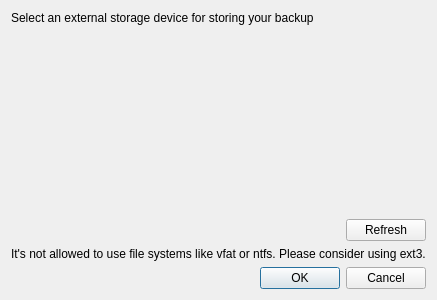
Before: the Qt Designer form src/app/changediskdialog.ui in flavio/kaveau, drawn with Qt 5.
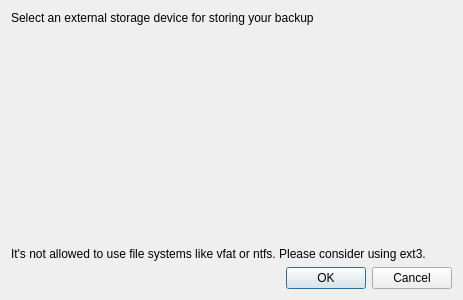
After: the same form once the commit is applied.

Commit message: Button refresh is no longer needed

```diff
--- a/src/app/changediskdialog.ui
+++ b/src/app/changediskdialog.ui
@@ -6,7 +6,7 @@
    <rect>
     <x>0</x>
     <y>0</y>
-    <width>400</width>
+    <width>463</width>
     <height>300</height>
    </rect>
   </property>
@@ -37,30 +37,6 @@
      </property>
     </widget>
    </item>
-   <item>
-    <layout class="QHBoxLayout" name="horizontalLayout">
-     <item>
-      <spacer name="horizontalSpacer">
-       <property name="orientation">
-        <enum>Qt::Horizontal</enum>
-       </property>
-       <property name="sizeHint" stdset="0">
-        <size>
-         <width>40</width>
-         <height>20</height>
-        </size>
-       </property>
-      </spacer>
-     </item>
-     <item>
-      <widget class="QPushButton" name="btnRefresh">
-       <property name="text">
-        <string>Refresh</string>
-       </property>
-      </widget>
-     </item>
-    </layout>
-   </item>
    <item>
     <widget class="QLabel" name="label_2">
      <property name="text">
```
The commit also changes 2 other files.
